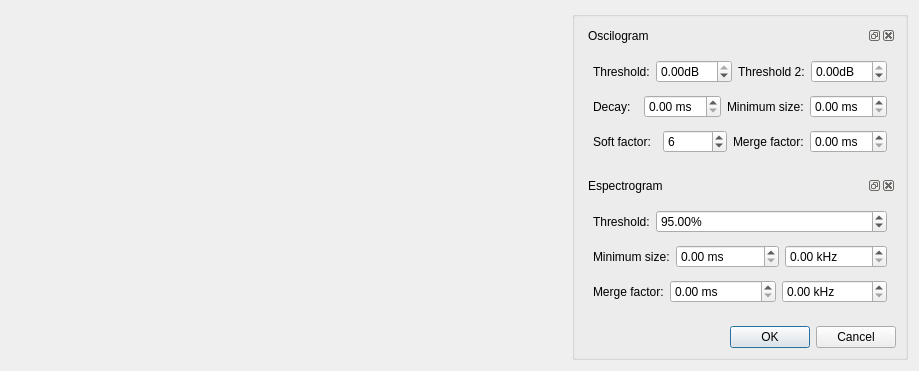
ECMora/SoundLab, file Graphic_Interface/UI Files/ui_elemDetectSettings.ui: the form before one commit.
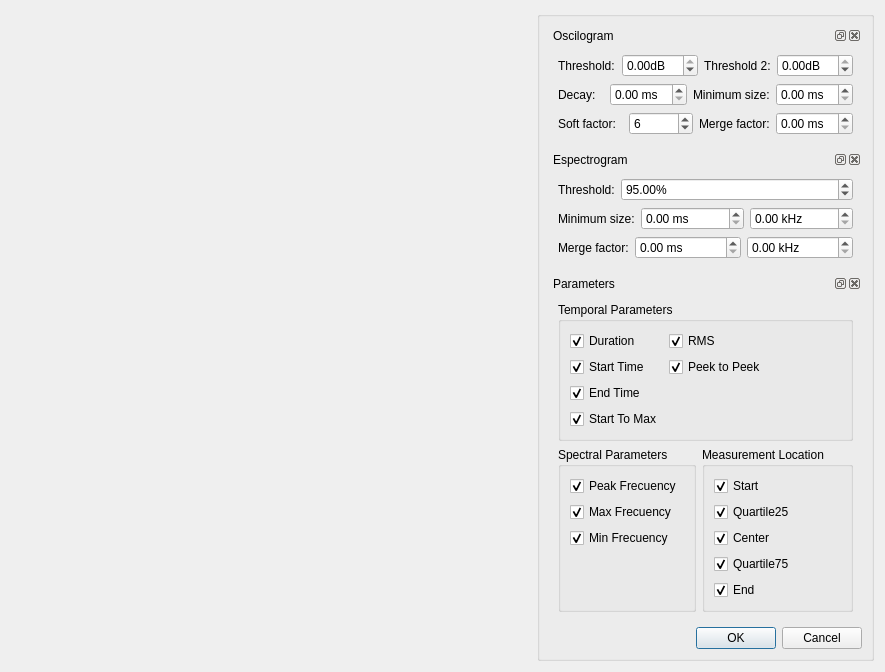
The form after the commit. Custom widgets are drawn as their Qt base class.

```diff
--- a/Graphic_Interface/UI Files/ui_elemDetectSettings.ui
+++ b/Graphic_Interface/UI Files/ui_elemDetectSettings.ui
@@ -6,8 +6,8 @@
    <rect>
     <x>0</x>
     <y>0</y>
-    <width>919</width>
-    <height>371</height>
+    <width>885</width>
+    <height>628</height>
    </rect>
   </property>
   <property name="windowTitle">
@@ -26,8 +26,352 @@
       <string/>
      </property>
      <layout class="QGridLayout" name="gridLayout_2">
+      <item row="1" column="0">
+       <widget class="QDockWidget" name="dockWidgetEspgram">
+        <property name="sizePolicy">
+         <sizepolicy hsizetype="Expanding" vsizetype="Expanding">
+          <horstretch>0</horstretch>
+          <verstretch>0</verstretch>
+         </sizepolicy>
+        </property>
+        <property name="floating">
+         <bool>false</bool>
+        </property>
+        <property name="features">
+         <set>QDockWidget::AllDockWidgetFeatures</set>
+        </property>
+        <property name="windowTitle">
+         <string>Espectrogram</string>
+        </property>
+        <widget class="QWidget" name="dockWidgetContents_3">
+         <layout class="QGridLayout" name="gridLayout_3">
+          <item row="2" column="1">
+           <layout class="QHBoxLayout" name="horizontalLayout_10" stretch="0,1,1">
+            <item>
+             <widget class="QLabel" name="label_9">
+              <property name="text">
+               <string>Merge factor:</string>
+              </property>
+             </widget>
+            </item>
+            <item>
+             <widget class="QDoubleSpinBox" name="sbxMergeFactorTime">
+              <property name="enabled">
+               <bool>true</bool>
+              </property>
+              <property name="suffix">
+               <string> ms</string>
+              </property>
+             </widget>
+            </item>
+            <item>
+             <widget class="QDoubleSpinBox" name="sbxMergeFactorFreq">
+              <property name="enabled">
+               <bool>true</bool>
+              </property>
+              <property name="suffix">
+               <string> kHz</string>
+              </property>
+             </widget>
+            </item>
+           </layout>
+          </item>
+          <item row="1" column="1">
+           <layout class="QHBoxLayout" name="horizontalLayout_8" stretch="0,1,1">
+            <item>
+             <widget class="QLabel" name="label_7">
+              <property name="text">
+               <string>Minimum size:</string>
+              </property>
+             </widget>
+            </item>
+            <item>
+             <widget class="QDoubleSpinBox" name="dsbxminSizeTime">
+              <property name="enabled">
+               <bool>true</bool>
+              </property>
+              <property name="suffix">
+               <string> ms</string>
+              </property>
+             </widget>
+            </item>
+            <item>
+             <widget class="QDoubleSpinBox" name="dsbxMinSizeFreq">
+              <property name="enabled">
+               <bool>true</bool>
+              </property>
+              <property name="suffix">
+               <string> kHz</string>
+              </property>
+             </widget>
+            </item>
+           </layout>
+          </item>
+          <item row="0" column="1">
+           <layout class="QHBoxLayout" name="horizontalLayout_9" stretch="0,1">
+            <item>
+             <widget class="QLabel" name="label_8">
+              <property name="text">
+               <string>Threshold:</string>
+              </property>
+             </widget>
+            </item>
+            <item>
+             <widget class="QDoubleSpinBox" name="dsbxThresholdSpec">
+              <property name="enabled">
+               <bool>true</bool>
+              </property>
+              <property name="sizePolicy">
+               <sizepolicy hsizetype="Minimum" vsizetype="Fixed">
+                <horstretch>0</horstretch>
+                <verstretch>0</verstretch>
+               </sizepolicy>
+              </property>
+              <property name="wrapping">
+               <bool>false</bool>
+              </property>
+              <property name="buttonSymbols">
+               <enum>QAbstractSpinBox::UpDownArrows</enum>
+              </property>
+              <property name="suffix">
+               <string>%</string>
+              </property>
+              <property name="minimum">
+               <double>1.000000000000000</double>
+              </property>
+              <property name="singleStep">
+               <double>5.000000000000000</double>
+              </property>
+              <property name="value">
+               <double>95.000000000000000</double>
+              </property>
+             </widget>
+            </item>
+           </layout>
+          </item>
+         </layout>
+        </widget>
+       </widget>
+      </item>
+      <item row="3" column="0">
+       <widget class="QDockWidget" name="dockWidgetParametrers">
+        <property name="sizePolicy">
+         <sizepolicy hsizetype="Expanding" vsizetype="Expanding">
+          <horstretch>0</horstretch>
+          <verstretch>0</verstretch>
+         </sizepolicy>
+        </property>
+        <property name="floating">
+         <bool>false</bool>
+        </property>
+        <property name="features">
+         <set>QDockWidget::AllDockWidgetFeatures</set>
+        </property>
+        <property name="windowTitle">
+         <string>Parameters</string>
+        </property>
+        <widget class="QWidget" name="dockWidgetContents">
+         <layout class="QGridLayout" name="gridLayout_4">
+          <item row="1" column="0">
+           <widget class="QGroupBox" name="gboxSpectral">
+            <property name="title">
+             <string>Spectral Parameters</string>
+            </property>
+            <layout class="QFormLayout" name="formLayout_9">
+             <property name="fieldGrowthPolicy">
+              <enum>QFormLayout::AllNonFixedFieldsGrow</enum>
+             </property>
+             <item row="1" column="0">
+              <widget class="QCheckBox" name="cbxDistancefromStartToMax_5">
+               <property name="text">
+                <string>Peak Frecuency</string>
+               </property>
+               <property name="checked">
+                <bool>true</bool>
+               </property>
+              </widget>
+             </item>
+             <item row="2" column="0">
+              <widget class="QCheckBox" name="checkBox">
+               <property name="text">
+                <string>Max Frecuency</string>
+               </property>
+               <property name="checked">
+                <bool>true</bool>
+               </property>
+              </widget>
+             </item>
+             <item row="3" column="0">
+              <widget class="QCheckBox" name="checkBox_8">
+               <property name="text">
+                <string>Min Frecuency</string>
+               </property>
+               <property name="checked">
+                <bool>true</bool>
+               </property>
+              </widget>
+             </item>
+            </layout>
+           </widget>
+          </item>
+          <item row="1" column="1">
+           <widget class="QGroupBox" name="groupBox">
+            <property name="title">
+             <string>Measurement Location</string>
+            </property>
+            <layout class="QFormLayout" name="formLayout_10">
+             <property name="fieldGrowthPolicy">
+              <enum>QFormLayout::AllNonFixedFieldsGrow</enum>
+             </property>
+             <item row="0" column="0">
+              <widget class="QCheckBox" name="cbxmeasurementLocationStart">
+               <property name="text">
+                <string>Start</string>
+               </property>
+               <property name="checked">
+                <bool>true</bool>
+               </property>
+              </widget>
+             </item>
+             <item row="2" column="0">
+              <widget class="QCheckBox" name="cbxmeasurementLocationCenter">
+               <property name="text">
+                <string>Center</string>
+               </property>
+               <property name="checked">
+                <bool>true</bool>
+               </property>
+              </widget>
+             </item>
+             <item row="4" column="0">
+              <widget class="QCheckBox" name="cbxmeasurementLocationEnd">
+               <property name="text">
+                <string>End</string>
+               </property>
+               <property name="checked">
+                <bool>true</bool>
+               </property>
+              </widget>
+             </item>
+             <item row="1" column="0">
+              <widget class="QCheckBox" name="cbxmeasurementLocationQuartile25">
+               <property name="text">
+                <string>Quartile25</string>
+               </property>
+               <property name="checked">
+                <bool>true</bool>
+               </property>
+              </widget>
+             </item>
+             <item row="3" column="0">
+              <widget class="QCheckBox" name="cbxmeasurementLocationQuartile75">
+               <property name="text">
+                <string>Quartile75</string>
+               </property>
+               <property name="checked">
+                <bool>true</bool>
+               </property>
+              </widget>
+             </item>
+            </layout>
+           </widget>
+          </item>
+          <item row="0" column="0" colspan="2">
+           <widget class="QGroupBox" name="gboxOscilogramParameters">
+            <property name="sizePolicy">
+             <sizepolicy hsizetype="Expanding" vsizetype="Expanding">
+              <horstretch>0</horstretch>
+              <verstretch>0</verstretch>
+             </sizepolicy>
+            </property>
+            <property name="title">
+             <string>Temporal Parameters</string>
+            </property>
+            <layout class="QFormLayout" name="formLayout_4">
+             <property name="fieldGrowthPolicy">
+              <enum>QFormLayout::AllNonFixedFieldsGrow</enum>
+             </property>
+             <item row="0" column="0">
+              <widget class="QCheckBox" name="cbxDuration">
+               <property name="text">
+                <string>Duration</string>
+               </property>
+               <property name="checked">
+                <bool>true</bool>
+               </property>
+              </widget>
+             </item>
+             <item row="1" column="1">
+              <widget class="QCheckBox" name="cbxPeekToPeek">
+               <property name="text">
+                <string>Peek to Peek</string>
+               </property>
+               <property name="checked">
+                <bool>true</bool>
+               </property>
+              </widget>
+             </item>
+             <item row="1" column="0">
+              <widget class="QCheckBox" name="cbxStartTime">
+               <property name="text">
+                <string>Start Time</string>
+               </property>
+               <property name="checked">
+                <bool>true</bool>
+               </property>
+              </widget>
+             </item>
+             <item row="2" column="0">
+              <widget class="QCheckBox" name="cbxEndTime">
+               <property name="text">
+                <string>End Time</string>
+               </property>
+               <property name="checked">
+                <bool>true</bool>
+               </property>
+              </widget>
+             </item>
+             <item row="3" column="0">
+              <widget class="QCheckBox" name="cbxStartToMax">
+               <property name="text">
+                <string>Start To Max</string>
+               </property>
+               <property name="checked">
+                <bool>true</bool>
+               </property>
+              </widget>
+             </item>
+             <item row="0" column="1">
+              <widget class="QCheckBox" name="cbxRms">
+               <property name="text">
+                <string>RMS</string>
+               </property>
+               <property name="checked">
+                <bool>true</bool>
+               </property>
+              </widget>
+             </item>
+            </layout>
+           </widget>
+          </item>
+         </layout>
+        </widget>
+       </widget>
+      </item>
       <item row="0" column="0">
-       <widget class="QDockWidget" name="dockWidget">
+       <widget class="QDockWidget" name="dockWidgetOscilogram">
+        <property name="sizePolicy">
+         <sizepolicy hsizetype="Expanding" vsizetype="Expanding">
+          <horstretch>0</horstretch>
+          <verstretch>0</verstretch>
+         </sizepolicy>
+        </property>
+        <property name="floating">
+         <bool>false</bool>
+        </property>
+        <property name="features">
+         <set>QDockWidget::AllDockWidgetFeatures</set>
+        </property>
         <property name="windowTitle">
          <string>Oscilogram </string>
         </property>
@@ -181,122 +525,7 @@
         </widget>
        </widget>
       </item>
-      <item row="1" column="0">
-       <widget class="QDockWidget" name="dockWidget_2">
-        <property name="windowTitle">
-         <string>Espectrogram</string>
-        </property>
-        <widget class="QWidget" name="dockWidgetContents_3">
-         <layout class="QGridLayout" name="gridLayout_3">
-          <item row="2" column="1">
-           <layout class="QHBoxLayout" name="horizontalLayout_10" stretch="0,1,1">
-            <item>
-             <widget class="QLabel" name="label_9">
-              <property name="text">
-               <string>Merge factor:</string>
-              </property>
-             </widget>
-            </item>
-            <item>
-             <widget class="QDoubleSpinBox" name="sbxMergeFactorTime">
-              <property name="enabled">
-               <bool>true</bool>
-              </property>
-              <property name="suffix">
-               <string> ms</string>
-              </property>
-             </widget>
-            </item>
-            <item>
-             <widget class="QDoubleSpinBox" name="sbxMergeFactorFreq">
-              <property name="enabled">
-               <bool>true</bool>
-              </property>
-              <property name="suffix">
-               <string> kHz</string>
-              </property>
-             </widget>
-            </item>
-           </layout>
-          </item>
-          <item row="1" column="1">
-           <layout class="QHBoxLayout" name="horizontalLayout_8" stretch="0,1,1">
-            <item>
-             <widget class="QLabel" name="label_7">
-              <property name="text">
-               <string>Minimum size:</string>
-              </property>
-             </widget>
-            </item>
-            <item>
-             <widget class="QDoubleSpinBox" name="dsbxminSizeTime">
-              <property name="enabled">
-               <bool>true</bool>
-              </property>
-              <property name="suffix">
-               <string> ms</string>
-              </property>
-             </widget>
-            </item>
-            <item>
-             <widget class="QDoubleSpinBox" name="dsbxMinSizeFreq">
-              <property name="enabled">
-               <bool>true</bool>
-              </property>
-              <property name="suffix">
-               <string> kHz</string>
-              </property>
-             </widget>
-            </item>
-           </layout>
-          </item>
-          <item row="0" column="1">
-           <layout class="QHBoxLayout" name="horizontalLayout_9" stretch="0,1">
-            <item>
-             <widget class="QLabel" name="label_8">
-              <property name="text">
-               <string>Threshold:</string>
-              </property>
-             </widget>
-            </item>
-            <item>
-             <widget class="QDoubleSpinBox" name="dsbxThresholdSpec">
-              <property name="enabled">
-               <bool>true</bool>
-              </property>
-              <property name="sizePolicy">
-               <sizepolicy hsizetype="Minimum" vsizetype="Fixed">
-                <horstretch>0</horstretch>
-                <verstretch>0</verstretch>
-               </sizepolicy>
-              </property>
-              <property name="wrapping">
-               <bool>false</bool>
-              </property>
-              <property name="buttonSymbols">
-               <enum>QAbstractSpinBox::UpDownArrows</enum>
-              </property>
-              <property name="suffix">
-               <string>%</string>
-              </property>
-              <property name="minimum">
-               <double>1.000000000000000</double>
-              </property>
-              <property name="singleStep">
-               <double>5.000000000000000</double>
-              </property>
-              <property name="value">
-               <double>95.000000000000000</double>
-              </property>
-             </widget>
-            </item>
-           </layout>
-          </item>
-         </layout>
-        </widget>
-       </widget>
-      </item>
-      <item row="2" column="0">
+      <item row="4" column="0">
        <widget class="QDialogButtonBox" name="buttonBox">
         <property name="orientation">
          <enum>Qt::Horizontal</enum>
```
Left out of the diff: 6 changed lines with no effect on the pictures.
